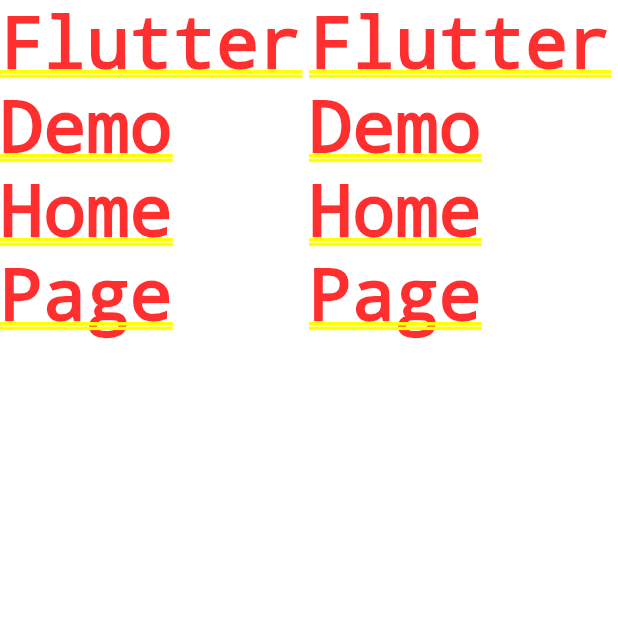
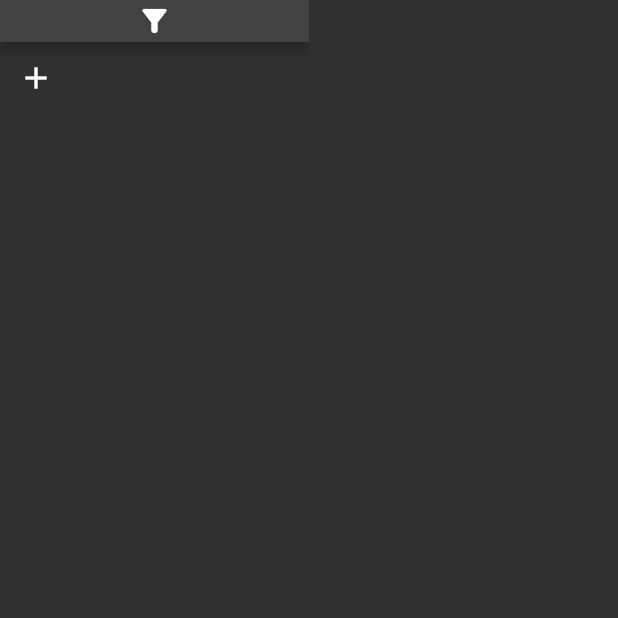
Before and after one commit to trailon/catch_pad, a Flutter app: the screen it shows after launch, on a phone screen of 412 x 824 dp, the top half of it. Run offline on Flutter 3.47's test engine with Material 2 defaults, Android fonts, the phone set to English and light mode, and no system bars; our stand-ins replace bloc, equatable, flutter_bloc.

Commit message:
added bloc+equatable/ built pages and added provider+appBar to first page

```diff
--- a/lib/main.dart
+++ b/lib/main.dart
@@ -1,3 +1,5 @@
+import 'package:catch_pad/screens/first_app.dart';
+import 'package:catch_pad/screens/second_app.dart';
 import 'package:flutter/material.dart';
 
 void main() {
@@ -9,30 +11,14 @@
   @override
   Widget build(BuildContext context) {
     return MaterialApp(
-      title: 'Flutter Demo',
-              theme: ThemeData(
-                primarySwatch: Colors.blue,
-              ),
+      title: 'CatchPad',
+      debugShowCheckedModeBanner: false,
+      theme: ThemeData.dark(),
       home: Row(
-        children: [
-          Expanded(
-            child: MaterialApp(
-              title: 'Flutter Demo',
-              theme: ThemeData(
-                primarySwatch: Colors.blue,
-              ),
-              home: const Text('Flutter Demo Home Page'),
-            ),
-          ),
-          Expanded(
-            child: MaterialApp(
-              title: 'Flutter Demo',
-              theme: ThemeData(
-                primarySwatch: Colors.blue,
-              ),
-              home: const Text('Flutter Demo Home Page'),
-            ),
-          ),
+        children: const [
+          // 2 Seperated Material Apps is called in one
+          Expanded(child: FirstApp()),
+          Expanded(child: SecondApp()),
         ],
       ),
     );
--- a/lib/screens/first_app.dart
+++ b/lib/screens/first_app.dart
@@ -6,9 +6,15 @@
 
   @override
   Widget build(BuildContext context) {
-    return Scaffold(
-      appBar: const FirstScreenAppBar(),
-      body: IconButton(onPressed: () {}, icon: const Icon(Icons.add)),
+    return SafeArea(
+      child: MaterialApp(
+          title: 'Flutter Demo',
+          debugShowCheckedModeBanner: false,
+          theme: ThemeData.dark(),
+          home: Scaffold(
+            appBar: const FirstScreenAppBar(),
+            body: IconButton(onPressed: () {}, icon: const Icon(Icons.add)),
+          )),
     );
   }
 }
--- a/lib/screens/second_app.dart
+++ b/lib/screens/second_app.dart
@@ -5,6 +5,13 @@
 
   @override
   Widget build(BuildContext context) {
-    return Scaffold();
+    return SafeArea(
+      child: MaterialApp(
+        title: 'Flutter Demo',
+        debugShowCheckedModeBanner: false,
+        theme: ThemeData.dark(),
+        home: const Scaffold(),
+      ),
+    );
   }
 }
--- a/lib/widgets/first_app_widgets/app_bar.dart
+++ b/lib/widgets/first_app_widgets/app_bar.dart
@@ -1,5 +1,6 @@
 import 'package:flutter/material.dart';
-class FirstScreenAppBar extends StatelessWidget with PreferredSizeWidget{
+
+class FirstScreenAppBar extends StatelessWidget implements PreferredSizeWidget {
   const FirstScreenAppBar({Key? key}) : super(key: key);
 
   @override
@@ -7,15 +8,15 @@
     return PreferredSize(
       preferredSize: preferredSize,
       child: AppBar(
-        actions: [
-          const Spacer(),
-          IconButton(
-              onPressed: () {}, icon: const Icon(Icons.filter_alt_rounded))
-        ],
+        title:
+            InkWell(onTap: () {
+              // Opens Filters Screen
+            }, child: const Icon(Icons.filter_alt_rounded)),
+        centerTitle: true,
       ),
     );
   }
 
   @override
-  Size get preferredSize => throw UnimplementedError();
+  Size get preferredSize => const Size.fromHeight(kToolbarHeight / 2);
 }
```
Also changed, not shown: lib/bloc/activity_fetch_bloc.dart (added, +15 -0 lines), lib/bloc/activity_fetch_event.dart (added, +11 -0 lines), lib/bloc/activity_fetch_state.dart (added, +23 -0 lines), lib/widgets/first_app_widgets/first_app_body.dart (added, +35 -0 lines), pubspec.yaml (+3 -56 lines), pubspec.lock.
